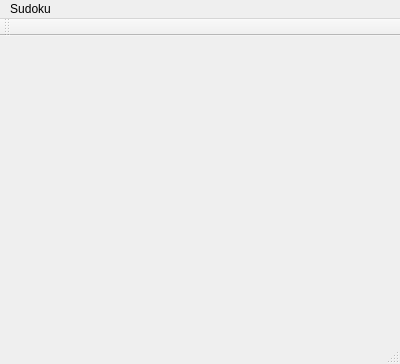
This is mainwindow.ui in juanmisak/Sudoku-cpp as Qt 5 draws it before an edit. The edited form follows.
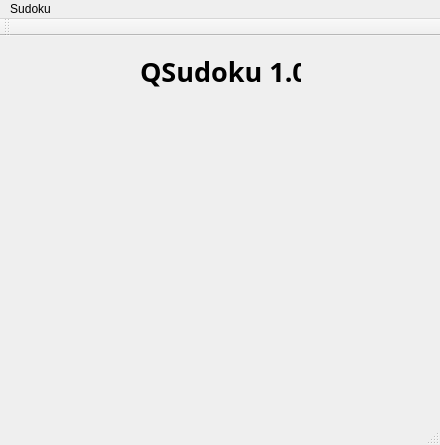
This is the edited form.

Commit message:
Commit de prueba
QButton para salir
QLabel para en nombre

The edit to the form file:
```diff
--- a/mainwindow.ui
+++ b/mainwindow.ui
@@ -6,8 +6,8 @@
    <rect>
     <x>0</x>
     <y>0</y>
-    <width>400</width>
-    <height>364</height>
+    <width>440</width>
+    <height>445</height>
    </rect>
   </property>
   <property name="windowTitle">
@@ -17,8 +17,8 @@
    <widget class="QWidget" name="gridLayoutWidget">
     <property name="geometry">
      <rect>
-      <x>10</x>
-      <y>10</y>
+      <x>30</x>
+      <y>90</y>
       <width>381</width>
       <height>281</height>
      </rect>
@@ -29,14 +29,35 @@
      </property>
     </layout>
    </widget>
+   <widget class="QLabel" name="label">
+    <property name="geometry">
+     <rect>
+      <x>140</x>
+      <y>10</y>
+      <width>161</width>
+      <height>51</height>
+     </rect>
+    </property>
+    <property name="font">
+     <font>
+      <family>Curlz MT</family>
+      <pointsize>20</pointsize>
+      <weight>75</weight>
+      <bold>true</bold>
+     </font>
+    </property>
+    <property name="text">
+     <string>QSudoku 1.0</string>
+    </property>
+   </widget>
   </widget>
   <widget class="QMenuBar" name="menuBar">
    <property name="geometry">
     <rect>
      <x>0</x>
      <y>0</y>
-     <width>400</width>
-     <height>27</height>
+     <width>440</width>
+     <height>21</height>
     </rect>
    </property>
    <widget class="QMenu" name="menuSudoku">
```
Left out of the diff: 6 changed lines with no effect on the pictures. The commit also changes 2 other files.
